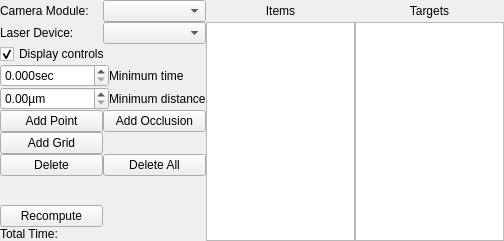
This is lib/devices/Scanner/ProtocolTemplate.ui in acq4/acq4 as Qt 5 draws it before an edit. The edited form follows.
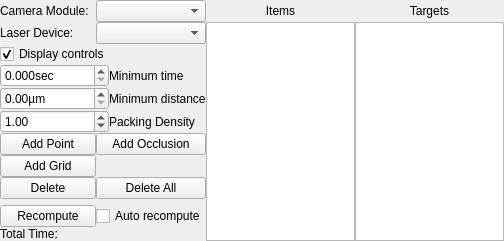
This is the edited form.

Diff of the .ui file:
```diff
--- a/lib/devices/Scanner/ProtocolTemplate.ui
+++ b/lib/devices/Scanner/ProtocolTemplate.ui
@@ -116,6 +116,29 @@
        </property>
       </widget>
      </item>
+     <item row="2" column="0">
+      <widget class="QDoubleSpinBox" name="packingSpin">
+       <property name="minimum">
+        <double>0.100000000000000</double>
+       </property>
+       <property name="maximum">
+        <double>3.000000000000000</double>
+       </property>
+       <property name="singleStep">
+        <double>0.100000000000000</double>
+       </property>
+       <property name="value">
+        <double>1.000000000000000</double>
+       </property>
+      </widget>
+     </item>
+     <item row="2" column="1">
+      <widget class="QLabel" name="label_7">
+       <property name="text">
+        <string>Packing Density</string>
+       </property>
+      </widget>
+     </item>
     </layout>
    </item>
    <item row="4" column="0">
@@ -196,6 +219,13 @@
    <item row="1" column="2" rowspan="9">
     <widget class="QListWidget" name="itemList"/>
    </item>
+   <item row="8" column="1">
+    <widget class="QCheckBox" name="checkBox">
+     <property name="text">
+      <string>Auto recompute</string>
+     </property>
+    </widget>
+   </item>
   </layout>
  </widget>
  <resources/>
```
